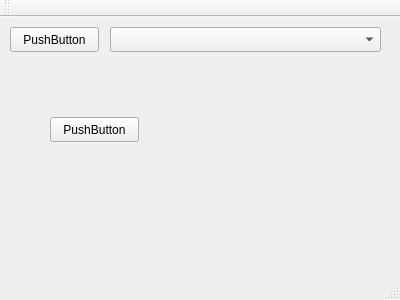
First picture: the form in Linux/battery_charge_monitor/mainwindow.ui, repository zhuangzuoyi/learn_qt, before the edit.
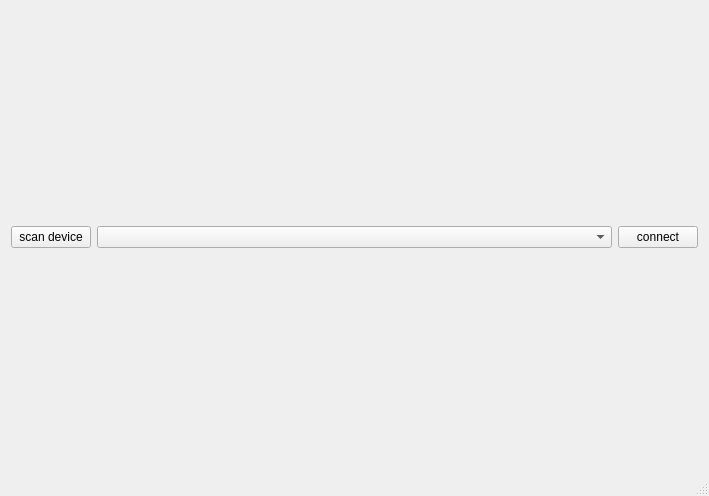
Second picture: the form after the edit.

Patch:
```diff
--- a/Linux/battery_charge_monitor/mainwindow.ui
+++ b/Linux/battery_charge_monitor/mainwindow.ui
@@ -6,68 +6,44 @@
    <rect>
     <x>0</x>
     <y>0</y>
-    <width>400</width>
-    <height>300</height>
+    <width>709</width>
+    <height>496</height>
    </rect>
   </property>
   <property name="windowTitle">
    <string>MainWindow</string>
   </property>
   <widget class="QWidget" name="centralWidget">
-   <widget class="QPushButton" name="scan_device">
-    <property name="geometry">
-     <rect>
-      <x>10</x>
-      <y>10</y>
-      <width>89</width>
-      <height>25</height>
-     </rect>
-    </property>
-    <property name="text">
-     <string>PushButton</string>
-    </property>
-   </widget>
-   <widget class="QPushButton" name="connect_to_device">
-    <property name="geometry">
-     <rect>
-      <x>50</x>
-      <y>100</y>
-      <width>89</width>
-      <height>25</height>
-     </rect>
-    </property>
-    <property name="text">
-     <string>PushButton</string>
-    </property>
-   </widget>
-   <widget class="QComboBox" name="device_list">
-    <property name="geometry">
-     <rect>
-      <x>110</x>
-      <y>10</y>
-      <width>271</width>
-      <height>25</height>
-     </rect>
-    </property>
-   </widget>
-  </widget>
-  <widget class="QMenuBar" name="menuBar">
-   <property name="geometry">
-    <rect>
-     <x>0</x>
-     <y>0</y>
-     <width>400</width>
-     <height>22</height>
-    </rect>
-   </property>
-  </widget>
-  <widget class="QToolBar" name="mainToolBar">
-   <attribute name="toolBarArea">
-    <enum>TopToolBarArea</enum>
-   </attribute>
-   <attribute name="toolBarBreak">
-    <bool>false</bool>
-   </attribute>
+   <layout class="QVBoxLayout" name="verticalLayout_2">
+    <item>
+     <layout class="QVBoxLayout" name="verticalLayout" stretch="0,10">
+      <item>
+       <layout class="QHBoxLayout" name="horizontalLayout" stretch="0,3,0">
+        <item>
+         <widget class="QPushButton" name="scan_device">
+          <property name="text">
+           <string>scan device</string>
+          </property>
+         </widget>
+        </item>
+        <item>
+         <widget class="QComboBox" name="device_list"/>
+        </item>
+        <item>
+         <widget class="QPushButton" name="connect_to_device">
+          <property name="text">
+           <string>connect</string>
+          </property>
+         </widget>
+        </item>
+       </layout>
+      </item>
+      <item>
+       <layout class="QVBoxLayout" name="container"/>
+      </item>
+     </layout>
+    </item>
+   </layout>
   </widget>
   <widget class="QStatusBar" name="statusBar"/>
  </widget>
```
